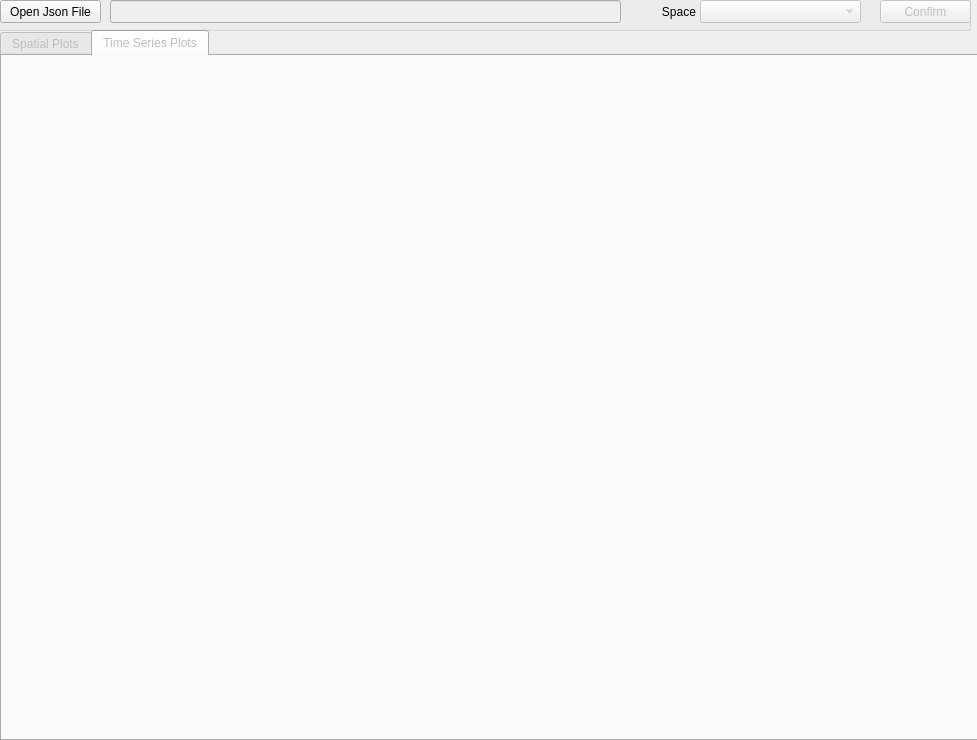
Before: the Qt Designer form StadicViewer/vis/ui/ui1.ui in sariths/stadicViewer, drawn with Qt 5.
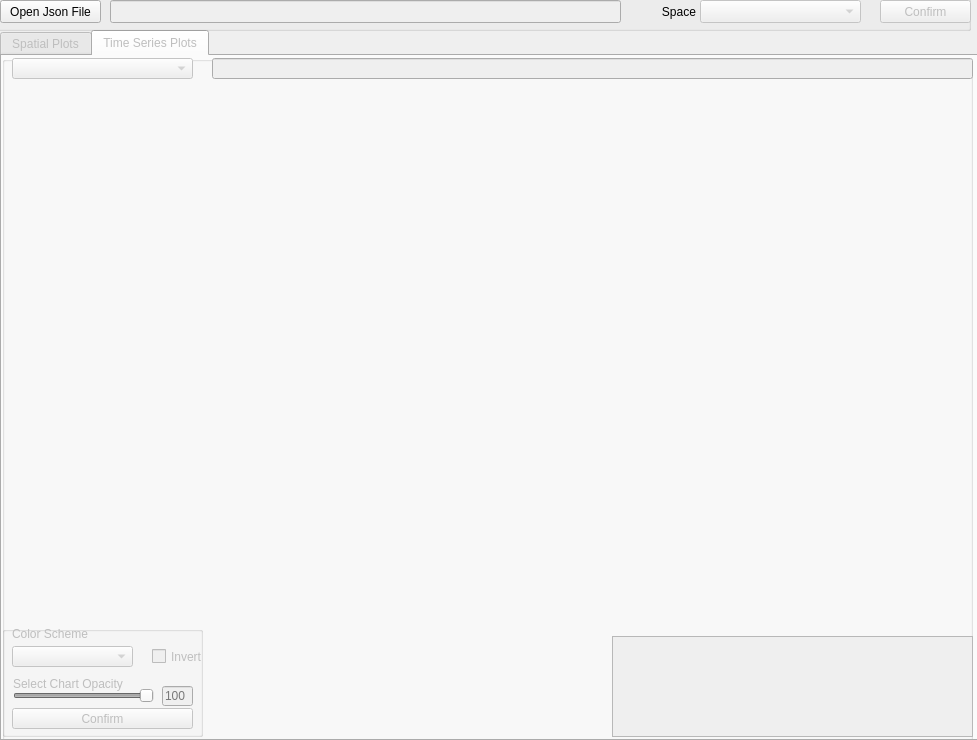
After: the same form once the commit is applied. The open tabs and pages were chosen to show the change.

Commit message: Almost finished space based charts. Added metrics, added contour manipulation etc.

The edit to the form file:
```diff
--- a/StadicViewer/vis/ui/ui1.ui
+++ b/StadicViewer/vis/ui/ui1.ui
@@ -1681,6 +1681,202 @@
     <attribute name="title">
      <string>Time Series Plots</string>
     </attribute>
+    <widget class="QGroupBox" name="grpTimeSeriesMain">
+     <property name="geometry">
+      <rect>
+       <x>0</x>
+       <y>0</y>
+       <width>971</width>
+       <height>691</height>
+      </rect>
+     </property>
+     <property name="title">
+      <string/>
+     </property>
+     <widget class="QComboBox" name="cmbTimeSeriesPlotType">
+      <property name="geometry">
+       <rect>
+        <x>10</x>
+        <y>2</y>
+        <width>181</width>
+        <height>21</height>
+       </rect>
+      </property>
+      <property name="toolTip">
+       <string>Select the type of data that you wish to plot</string>
+      </property>
+     </widget>
+     <widget class="QGroupBox" name="grpTimeSeriesColorScheme">
+      <property name="geometry">
+       <rect>
+        <x>0</x>
+        <y>570</y>
+        <width>201</width>
+        <height>111</height>
+       </rect>
+      </property>
+      <property name="title">
+       <string/>
+      </property>
+      <widget class="QLabel" name="lblTimeSeriesChartOpacity">
+       <property name="geometry">
+        <rect>
+         <x>11</x>
+         <y>50</y>
+         <width>121</width>
+         <height>16</height>
+        </rect>
+       </property>
+       <property name="toolTip">
+        <string>Select an opacity for the colors in the chart by using the slider.</string>
+       </property>
+       <property name="text">
+        <string>Select Chart Opacity</string>
+       </property>
+      </widget>
+      <widget class="QLineEdit" name="txtTimeSeriesOpacityValue">
+       <property name="enabled">
+        <bool>false</bool>
+       </property>
+       <property name="geometry">
+        <rect>
+         <x>160</x>
+         <y>60</y>
+         <width>31</width>
+         <height>20</height>
+        </rect>
+       </property>
+       <property name="placeholderText">
+        <string>100</string>
+       </property>
+      </widget>
+      <widget class="QSlider" name="sliderTimeSeriesOpacity">
+       <property name="geometry">
+        <rect>
+         <x>11</x>
+         <y>60</y>
+         <width>141</width>
+         <height>20</height>
+        </rect>
+       </property>
+       <property name="toolTip">
+        <string>Select an opacity for the colors in the chart by using the slider.</string>
+       </property>
+       <property name="maximum">
+        <number>100</number>
+       </property>
+       <property name="sliderPosition">
+        <number>100</number>
+       </property>
+       <property name="orientation">
+        <enum>Qt::Horizontal</enum>
+       </property>
+      </widget>
+      <widget class="QLabel" name="lblTimeSeriesColorSchemeSelect">
+       <property name="geometry">
+        <rect>
+         <x>10</x>
+         <y>0</y>
+         <width>121</width>
+         <height>16</height>
+        </rect>
+       </property>
+       <property name="text">
+        <string>Color Scheme</string>
+       </property>
+      </widget>
+      <widget class="QComboBox" name="cmbTimeSeriesColorScheme">
+       <property name="geometry">
+        <rect>
+         <x>10</x>
+         <y>20</y>
+         <width>121</width>
+         <height>21</height>
+        </rect>
+       </property>
+       <property name="toolTip">
+        <string>Select a color scheme for the chart.</string>
+       </property>
+      </widget>
+      <widget class="QCheckBox" name="chkTimeSeriesColorSchemeInvert">
+       <property name="geometry">
+        <rect>
+         <x>150</x>
+         <y>15</y>
+         <width>51</width>
+         <height>31</height>
+        </rect>
+       </property>
+       <property name="toolTip">
+        <string>Check this box to invert the selected color scheme.</string>
+       </property>
+       <property name="text">
+        <string>Invert</string>
+       </property>
+      </widget>
+      <widget class="QPushButton" name="btnTimeSeriesSetColorScheme">
+       <property name="geometry">
+        <rect>
+         <x>10</x>
+         <y>82</y>
+         <width>181</width>
+         <height>21</height>
+        </rect>
+       </property>
+       <property name="toolTip">
+        <string>Click to confirm the Color Scheme and Opacity settings.</string>
+       </property>
+       <property name="text">
+        <string>Confirm</string>
+       </property>
+      </widget>
+     </widget>
+     <widget class="QTextBrowser" name="txtTimeSeriesMsgBox">
+      <property name="geometry">
+       <rect>
+        <x>610</x>
+        <y>580</y>
+        <width>361</width>
+        <height>101</height>
+       </rect>
+      </property>
+      <property name="font">
+       <font>
+        <pointsize>7</pointsize>
+       </font>
+      </property>
+      <property name="toolTip">
+       <string>This text panel displays data pertaining to visualizations and file paths which might be helpful in troubleshooting errors.</string>
+      </property>
+      <property name="styleSheet">
+       <string notr="true"/>
+      </property>
+     </widget>
+     <widget class="QWidget" name="verticalLayoutWidget_2">
+      <property name="geometry">
+       <rect>
+        <x>210</x>
+        <y>30</y>
+        <width>761</width>
+        <height>411</height>
+       </rect>
+      </property>
+      <layout class="QVBoxLayout" name="layoutTimeSeries"/>
+     </widget>
+    </widget>
+    <widget class="QLineEdit" name="txtTimeSeriesStatusDisplay">
+     <property name="enabled">
+      <bool>false</bool>
+     </property>
+     <property name="geometry">
+      <rect>
+       <x>210</x>
+       <y>2</y>
+       <width>761</width>
+       <height>21</height>
+      </rect>
+     </property>
+    </widget>
    </widget>
   </widget>
   <widget class="QGroupBox" name="grpFileDialog">
```
Left out of the diff: 22 changed lines with no effect on the pictures. The commit also changes 10 other files.
